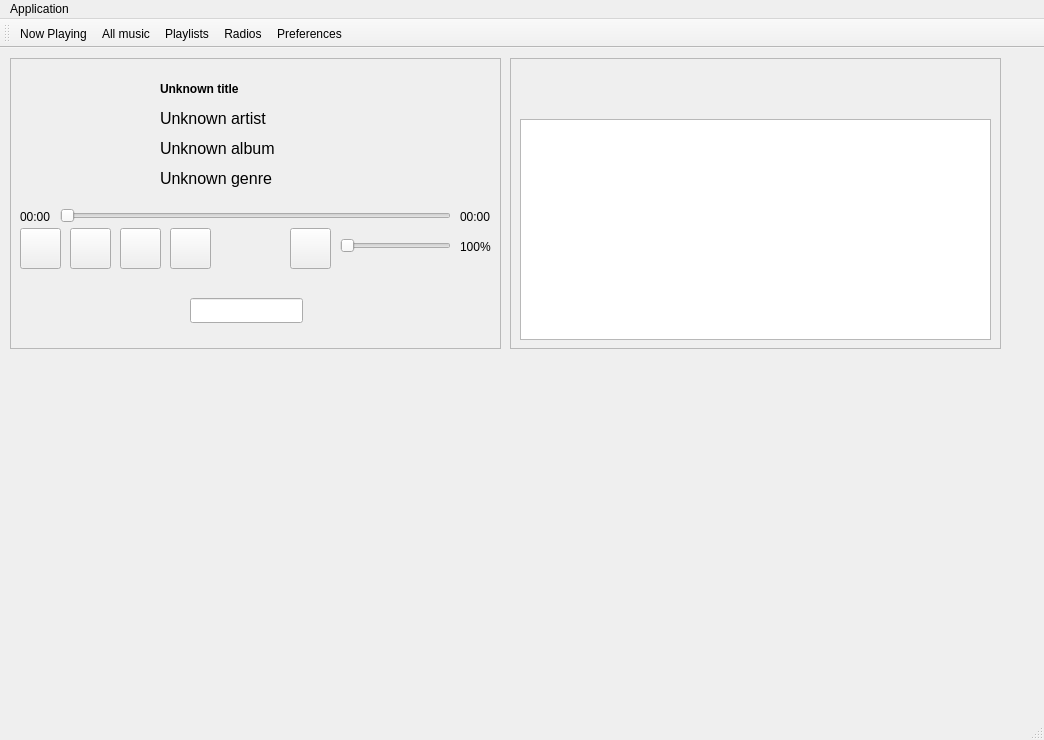
Before: the Qt Designer form Client/remotecontroller.ui in felsocim/If-MPV, drawn with Qt 5.
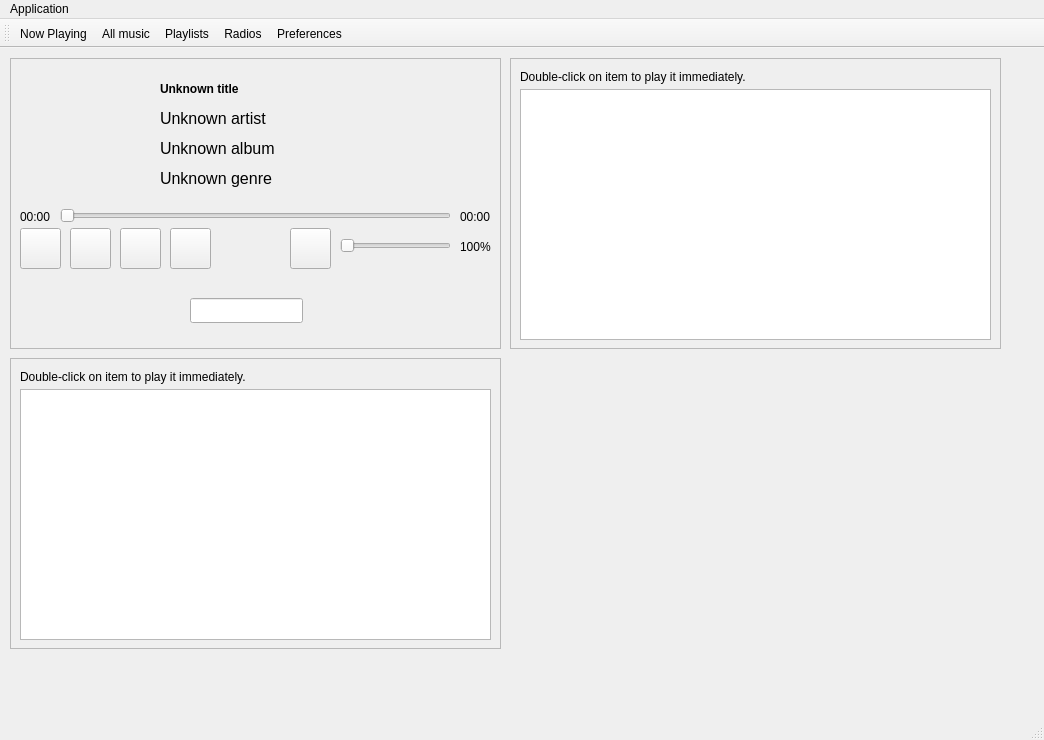
After: the same form once the commit is applied. Icons and pictures are not drawn.

The edit to the form file:
```diff
--- a/Client/remotecontroller.ui
+++ b/Client/remotecontroller.ui
@@ -346,10 +346,62 @@
      <property name="geometry">
       <rect>
        <x>10</x>
-       <y>61</y>
+       <y>31</y>
        <width>471</width>
-       <height>221</height>
+       <height>251</height>
       </rect>
+     </property>
+    </widget>
+    <widget class="QLabel" name="labelAllMusicInfo">
+     <property name="geometry">
+      <rect>
+       <x>10</x>
+       <y>10</y>
+       <width>251</width>
+       <height>17</height>
+      </rect>
+     </property>
+     <property name="text">
+      <string>Double-click on item to play it immediately.</string>
+     </property>
+    </widget>
+   </widget>
+   <widget class="QFrame" name="framePlaylists">
+    <property name="geometry">
+     <rect>
+      <x>10</x>
+      <y>310</y>
+      <width>491</width>
+      <height>291</height>
+     </rect>
+    </property>
+    <property name="frameShape">
+     <enum>QFrame::StyledPanel</enum>
+    </property>
+    <property name="frameShadow">
+     <enum>QFrame::Raised</enum>
+    </property>
+    <widget class="QListWidget" name="listPlaylists">
+     <property name="geometry">
+      <rect>
+       <x>10</x>
+       <y>31</y>
+       <width>471</width>
+       <height>251</height>
+      </rect>
+     </property>
+    </widget>
+    <widget class="QLabel" name="labelAllMusicInfo_2">
+     <property name="geometry">
+      <rect>
+       <x>10</x>
+       <y>10</y>
+       <width>251</width>
+       <height>17</height>
+      </rect>
+     </property>
+     <property name="text">
+      <string>Double-click on item to play it immediately.</string>
      </property>
     </widget>
    </widget>
```
